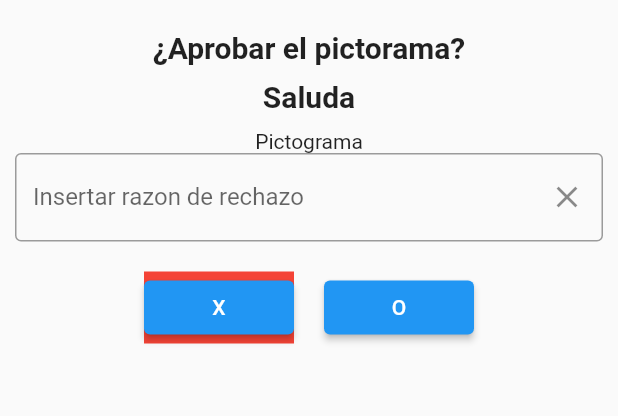
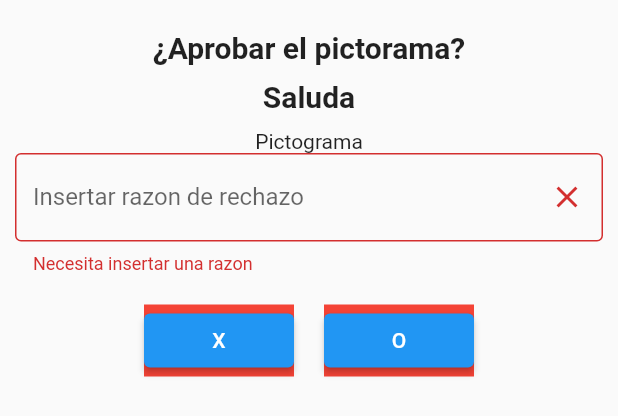
Before and after one commit to HuamanAngel/picktockapp, a Flutter app: the EvaluateComunity widget shown alone on an empty page, opened directly, after a tap on an icon or button, on a phone screen of 412 x 824 dp. Shown: the top 416 px of the screen. Run offline on Flutter 3.47's test engine with Material 2 defaults, Android fonts, the phone set to English and light mode, and no system bars.

Commit message:
Agregado navegabilidad e interfaces de comunidad

```diff
--- a/lib/ui/comunidad/evaluar.dart
+++ b/lib/ui/comunidad/evaluar.dart
@@ -10,9 +10,14 @@ class EvaluateComunity extends StatefulWidget {
 }
 
 class _EvaluateComunityState extends State<EvaluateComunity> {
+  final _formKey = GlobalKey<FormState>();
+  final controllerSearch = TextEditingController();
+
   @override
   Widget build(BuildContext context) {
-    return Container(
+    return Form(
+      key: _formKey,
+      child: Container(
         padding: styleContainer1['padding'],
         child: Column(children: [
           titleFirst(textTitle: "¿Aprobar el pictorama?"),
@@ -22,30 +27,58 @@ class _EvaluateComunityState extends State<EvaluateComunity> {
           Text("Pictograma"),
           Container(
             width: 400,
-          child: TextField(
+            child: TextFormField(
+              controller: controllerSearch,
               keyboardType: TextInputType.text,
               decoration: InputDecoration(
                 suffixIcon: IconButton(
                   icon: Icon(Icons.clear),
                   onPressed: () {
-                  print("clear");
+                    controllerSearch.clear();
                   },
                 ),
                 fillColor: Colors.red,
                 border: OutlineInputBorder(),
                 labelText: "Insertar razon de rechazo",
               ),
+              validator: (value) {
+                if (value!.isEmpty) {
+                  return 'Necesita insertar una razon';
+                }
+                return null;
+              },
             ),
           ),
           SizedBox(height: 10),
           Row(
             mainAxisAlignment: MainAxisAlignment.center,
             children: [
-            Container(decoration: BoxDecoration(color: Colors.red), width: 100, margin: EdgeInsets.all(10) , child: ElevatedButton(onPressed: () {}, child: Text("X"))),
-            Container(width: 100, margin: EdgeInsets.all(10) , child: ElevatedButton(onPressed: () {}, child: Text("O"))),
+              Container(
+                  decoration: BoxDecoration(color: Colors.red),
+                  width: 100,
+                  margin: EdgeInsets.all(10),
+                  child: ElevatedButton(
+                      onPressed: () {
+                        if (_formKey.currentState!.validate()) {
+                          Scaffold.of(context).showSnackBar(
+                              SnackBar(content: Text('Rechazo el pictograma')));
+                        }
+                      },
+                      child: Text("X"))),
+              Container(
+                  decoration: BoxDecoration(color: Colors.red),
+                  width: 100,
+                  margin: EdgeInsets.all(10),
+                  child: ElevatedButton(
+                      onPressed: () {
+                        ScaffoldMessenger.of(context).showSnackBar(
+                            SnackBar(content: Text('Acepto el pictograma')));
+                      },
+                      child: Text("O"))),
             ],
           )
         ]),
+      ),
     );
   }
 }
--- a/lib/ui/home.dart
+++ b/lib/ui/home.dart
@@ -2,6 +2,7 @@ import 'package:picktock/domain/provider/menuProvider.dart';
 import 'package:flutter/material.dart';
 import 'package:picktock/ui/comunidad/evaluar.dart';
 import 'package:picktock/ui/option.dart';
+import 'package:picktock/ui/perfil/dash.dart';
 import 'package:provider/provider.dart';
 import 'package:picktock/ui/ejemplo/Ejemplo2.dart';
 import 'package:picktock/ui/pictograma/pictograma.dart';
@@ -55,7 +56,7 @@ Widget _routes({required menuProvider}) {
           fit: BoxFit.cover,
         ),
       ),
-      child: Text("Perfil"),
+      child: Perfil(),
     );
   if (menuProvider.menu == "Pictograma")
     return Container(
```
Also changed, not shown: lib/main.dart (+135 -0 lines), lib/ui/perfil/dash.dart (added, +93 -0 lines). Lines whose indentation alone changed are shown as unchanged.
